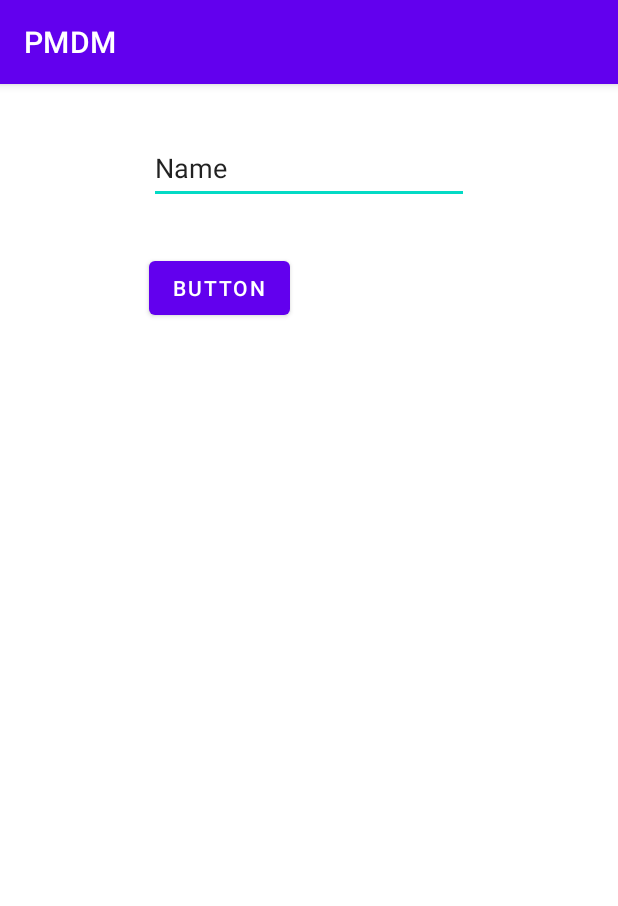
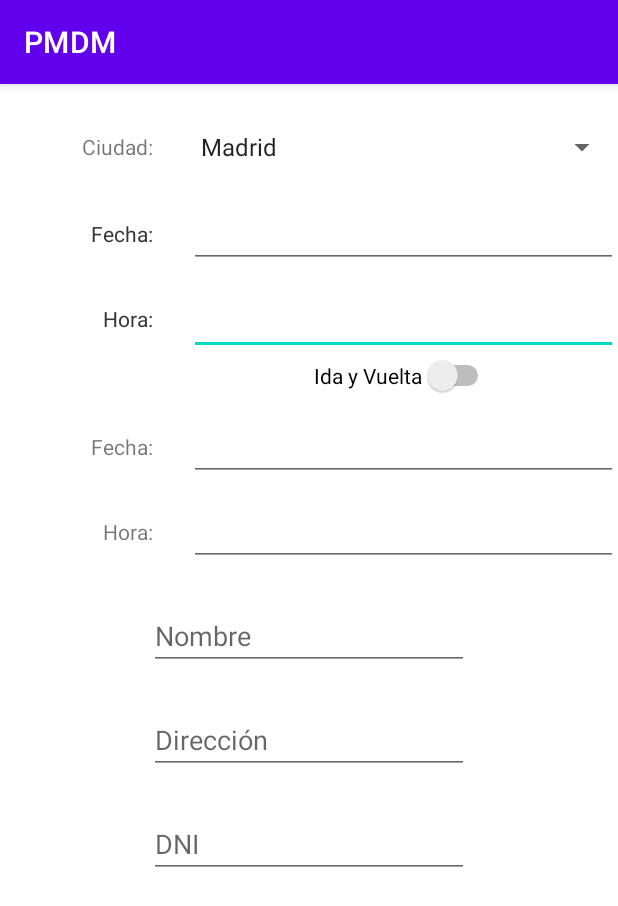
Before and after one commit to JorgeDuenasLerin/PMDM-2223, an Android app: the screen it shows after launch (ut02Lanzadora before the commit, ut02RecogerViaje after it), on a phone screen of 412 x 824 dp. Shown: the top 906 px of the screen. Run offline under Robolectric (Android 15) with nearby library versions, the phone set to English and light mode, and no system bars.

Commit message:
Inicio ejercicio

```diff
--- a/app/src/main/AndroidManifest.xml
+++ b/app/src/main/AndroidManifest.xml
@@ -13,15 +13,11 @@
         android:theme="@style/Theme.PMDM2223"
         tools:targetApi="31">
         <activity
-            android:name=".ut02.activities.ut02CicloVida"
+            android:name=".ut02.activities.ut02MostrarViaje"
             android:exported="true">
         </activity>
         <activity
-            android:name=".ut02.activities.ut02Receptora"
-            android:exported="true">
-        </activity>
-        <activity
-            android:name=".ut02.activities.ut02Lanzadora"
+            android:name=".ut02.activities.ut02RecogerViaje"
             android:exported="true">
             <intent-filter>
                 <action android:name="android.intent.action.MAIN" />
@@ -29,8 +25,18 @@
             </intent-filter>
         </activity>
         <activity
+            android:name=".ut02.activities.ut02CicloVida"
+            android:exported="true" />
+        <activity
+            android:name=".ut02.activities.ut02Receptora"
+            android:exported="true" />
+        <activity
+            android:name=".ut02.activities.ut02Lanzadora"
+            android:exported="true">
+        </activity>
+        <activity
             android:name=".ut02.controls.ut02ControlsPPT"
-            android:exported="true"></activity>
+            android:exported="true" />
         <activity
             android:name=".ut02.layouts.ut02ActivityLayouts"
             android:exported="true" />
--- /dev/null
+++ b/app/src/main/java/com/example/pmdm_2223/ut02/activities/ut02MostrarViaje.java
@@ -0,0 +1,16 @@
+package com.example.pmdm_2223.ut02.activities;
+
+import androidx.appcompat.app.AppCompatActivity;
+
+import android.os.Bundle;
+
+import com.example.pmdm_2223.R;
+
+public class ut02MostrarViaje extends AppCompatActivity {
+
+    @Override
+    protected void onCreate(Bundle savedInstanceState) {
+        super.onCreate(savedInstanceState);
+        setContentView(R.layout.activity_ut02_mostrar_viaje);
+    }
+}
--- /dev/null
+++ b/app/src/main/java/com/example/pmdm_2223/ut02/activities/ut02RecogerViaje.java
@@ -0,0 +1,16 @@
+package com.example.pmdm_2223.ut02.activities;
+
+import androidx.appcompat.app.AppCompatActivity;
+
+import android.os.Bundle;
+
+import com.example.pmdm_2223.R;
+
+public class ut02RecogerViaje extends AppCompatActivity {
+
+    @Override
+    protected void onCreate(Bundle savedInstanceState) {
+        super.onCreate(savedInstanceState);
+        setContentView(R.layout.activity_ut02_recoger_viaje);
+    }
+}
--- /dev/null
+++ b/app/src/main/res/layout/activity_ut02_mostrar_viaje.xml
@@ -0,0 +1,9 @@
+<?xml version="1.0" encoding="utf-8"?>
+<androidx.constraintlayout.widget.ConstraintLayout xmlns:android="http://schemas.android.com/apk/res/android"
+    xmlns:app="http://schemas.android.com/apk/res-auto"
+    xmlns:tools="http://schemas.android.com/tools"
+    android:layout_width="match_parent"
+    android:layout_height="match_parent"
+    tools:context=".ut02.activities.ut02MostrarViaje">
+
+</androidx.constraintlayout.widget.ConstraintLayout>
--- /dev/null
+++ b/app/src/main/res/layout/activity_ut02_recoger_viaje.xml
@@ -0,0 +1,184 @@
+<?xml version="1.0" encoding="utf-8"?>
+<androidx.constraintlayout.widget.ConstraintLayout xmlns:android="http://schemas.android.com/apk/res/android"
+    xmlns:app="http://schemas.android.com/apk/res-auto"
+    xmlns:tools="http://schemas.android.com/tools"
+    android:layout_width="match_parent"
+    android:layout_height="match_parent"
+    tools:context=".ut02.activities.ut02RecogerViaje">
+
+    <TextView
+        android:id="@+id/ut02labelCiudad14"
+        android:layout_width="wrap_content"
+        android:layout_height="wrap_content"
+        android:layout_marginTop="24dp"
+        android:text="Fecha:"
+        app:layout_constraintEnd_toEndOf="@+id/ut02labelCiudad5"
+        app:layout_constraintTop_toBottomOf="@+id/switch1" />
+
+
+    <EditText
+        android:id="@+id/ut02RecogerHoraIda"
+        android:layout_width="0dp"
+        android:layout_height="wrap_content"
+        android:layout_marginStart="24dp"
+        android:ems="10"
+        android:inputType="time"
+        android:minHeight="48dp"
+        app:layout_constraintBottom_toBottomOf="@+id/ut02labelCiudad3"
+        app:layout_constraintEnd_toEndOf="parent"
+        app:layout_constraintHorizontal_bias="0.0"
+        app:layout_constraintStart_toEndOf="@+id/ut02labelCiudad3"
+        app:layout_constraintTop_toTopOf="@+id/ut02labelCiudad5" />
+
+    <TextView
+        android:id="@+id/ut02labelCiudad4"
+        android:layout_width="wrap_content"
+        android:layout_height="wrap_content"
+        android:layout_marginTop="24dp"
+        android:text="Fecha:"
+        app:layout_constraintEnd_toEndOf="@+id/ut02labelCiudad"
+        app:layout_constraintTop_toBottomOf="@+id/ut02RecogerCiudad" />
+
+    <TextView
+        android:id="@+id/ut02labelCiudad5"
+        android:layout_width="wrap_content"
+        android:layout_height="wrap_content"
+        android:layout_marginTop="24dp"
+        android:text="Hora:"
+        app:layout_constraintEnd_toEndOf="@+id/ut02labelCiudad2"
+        app:layout_constraintTop_toBottomOf="@+id/ut02RecogerFechaIda" />
+
+    <TextView
+        android:id="@+id/ut02labelCiudad3"
+        android:layout_width="wrap_content"
+        android:layout_height="wrap_content"
+        android:layout_marginTop="24dp"
+        android:text="Hora:"
+        app:layout_constraintEnd_toEndOf="@+id/ut02labelCiudad2"
+        app:layout_constraintTop_toBottomOf="@+id/ut02RecogerFechaIda" />
+
+    <TextView
+        android:id="@+id/ut02labelCiudad2"
+        android:layout_width="wrap_content"
+        android:layout_height="wrap_content"
+        android:layout_marginTop="24dp"
+        android:text="Fecha:"
+        app:layout_constraintEnd_toEndOf="@+id/ut02labelCiudad"
+        app:layout_constraintTop_toBottomOf="@+id/ut02RecogerCiudad" />
+
+    <TextView
+        android:id="@+id/ut02labelCiudad"
+        android:layout_width="wrap_content"
+        android:layout_height="wrap_content"
+        android:layout_marginTop="32dp"
+        android:text="Ciudad:"
+        app:layout_constraintEnd_toEndOf="parent"
+        app:layout_constraintHorizontal_bias="0.15"
+        app:layout_constraintStart_toStartOf="parent"
+        app:layout_constraintTop_toTopOf="parent" />
+
+    <Spinner
+        android:id="@+id/ut02RecogerCiudad"
+        android:layout_width="0dp"
+        android:layout_height="wrap_content"
+        android:layout_marginStart="24dp"
+        android:entries="@array/ciudades"
+        android:minHeight="48dp"
+        app:layout_constraintBottom_toBottomOf="@+id/ut02labelCiudad"
+        app:layout_constraintEnd_toEndOf="parent"
+        app:layout_constraintStart_toEndOf="@+id/ut02labelCiudad"
+        app:layout_constraintTop_toTopOf="@+id/ut02labelCiudad" />
+
+    <EditText
+        android:id="@+id/ut02RecogerFechaIda"
+        android:layout_width="0dp"
+        android:layout_height="wrap_content"
+        android:ems="10"
+        android:inputType="date"
+        android:minHeight="48dp"
+        app:layout_constraintBottom_toBottomOf="@+id/ut02labelCiudad2"
+        app:layout_constraintEnd_toEndOf="parent"
+        app:layout_constraintHorizontal_bias="0.0"
+        app:layout_constraintStart_toStartOf="@+id/ut02RecogerCiudad"
+        app:layout_constraintTop_toTopOf="@+id/ut02labelCiudad2"
+        app:layout_constraintVertical_bias="0.551" />
+
+    <EditText
+        android:id="@+id/ut02RecogerFechaVuelta"
+        android:layout_width="0dp"
+        android:layout_height="wrap_content"
+        android:layout_marginStart="24dp"
+        android:ems="10"
+        android:inputType="time"
+        app:layout_constraintBottom_toBottomOf="@+id/ut02labelCiudad14"
+        app:layout_constraintEnd_toEndOf="parent"
+        app:layout_constraintStart_toEndOf="@+id/ut02labelCiudad14"
+        app:layout_constraintTop_toTopOf="@+id/ut02labelCiudad14" />
+
+    <Switch
+        android:id="@+id/switch1"
+        android:layout_width="wrap_content"
+        android:layout_height="wrap_content"
+        android:text="Ida y Vuelta"
+        app:layout_constraintEnd_toEndOf="parent"
+        app:layout_constraintStart_toStartOf="@+id/ut02RecogerHoraIda"
+        app:layout_constraintTop_toBottomOf="@+id/ut02RecogerHoraIda" />
+
+    <TextView
+        android:id="@+id/ut02labelCiudad15"
+        android:layout_width="wrap_content"
+        android:layout_height="wrap_content"
+        android:layout_marginTop="24dp"
+        android:text="Hora:"
+        app:layout_constraintEnd_toEndOf="@+id/ut02labelCiudad14"
+        app:layout_constraintTop_toBottomOf="@id/ut02RecogerFechaVuelta" />
+
+    <EditText
+        android:id="@+id/ut02RecogerHoraVuelta"
+        android:layout_width="0dp"
+        android:layout_height="wrap_content"
+        android:layout_marginStart="24dp"
+        android:ems="10"
+        android:inputType="time"
+        app:layout_constraintBottom_toBottomOf="@+id/ut02labelCiudad15"
+        app:layout_constraintEnd_toEndOf="parent"
+        app:layout_constraintStart_toEndOf="@+id/ut02labelCiudad15"
+        app:layout_constraintTop_toTopOf="@+id/ut02labelCiudad15" />
+
+    <EditText
+        android:id="@+id/ut02RecogerNombre"
+        android:layout_width="wrap_content"
+        android:layout_height="wrap_content"
+        android:layout_marginTop="24dp"
+        android:ems="10"
+        android:hint="Nombre"
+        android:inputType="textPersonName"
+        app:layout_constraintEnd_toEndOf="parent"
+        app:layout_constraintStart_toStartOf="parent"
+        app:layout_constraintTop_toBottomOf="@+id/ut02RecogerHoraVuelta" />
+
+    <EditText
+        android:id="@+id/ut02RecogerDireccion"
+        android:layout_width="wrap_content"
+        android:layout_height="wrap_content"
+        android:layout_marginTop="24dp"
+        android:ems="10"
+        android:hint="Dirección"
+        android:inputType="textPersonName"
+        app:layout_constraintEnd_toEndOf="@+id/ut02RecogerNombre"
+        app:layout_constraintStart_toStartOf="@+id/ut02RecogerNombre"
+        app:layout_constraintTop_toBottomOf="@+id/ut02RecogerNombre" />
+
+    <EditText
+        android:id="@+id/editTextTextPersonName3"
+        android:layout_width="wrap_content"
+        android:layout_height="wrap_content"
+        android:layout_marginTop="24dp"
+        android:ems="10"
+        android:hint="DNI"
+        android:inputType="textPersonName"
+        app:layout_constraintEnd_toEndOf="@+id/ut02RecogerDireccion"
+        app:layout_constraintStart_toStartOf="@+id/ut02RecogerDireccion"
+        app:layout_constraintTop_toBottomOf="@+id/ut02RecogerDireccion" />
+
+</androidx.constraintlayout.widget.ConstraintLayout>
--- a/app/src/main/res/values/strings.xml
+++ b/app/src/main/res/values/strings.xml
@@ -14,4 +14,9 @@
     <string name="Text3">0</string>
     <string name="Text4">0</string>
     <string name="Text5">0</string>
+    <string-array name="ciudades">
+        <item>Madrid</item>
+        <item>Santander</item>
+        <item>Santiago</item>
+    </string-array>
 </resources>
```
